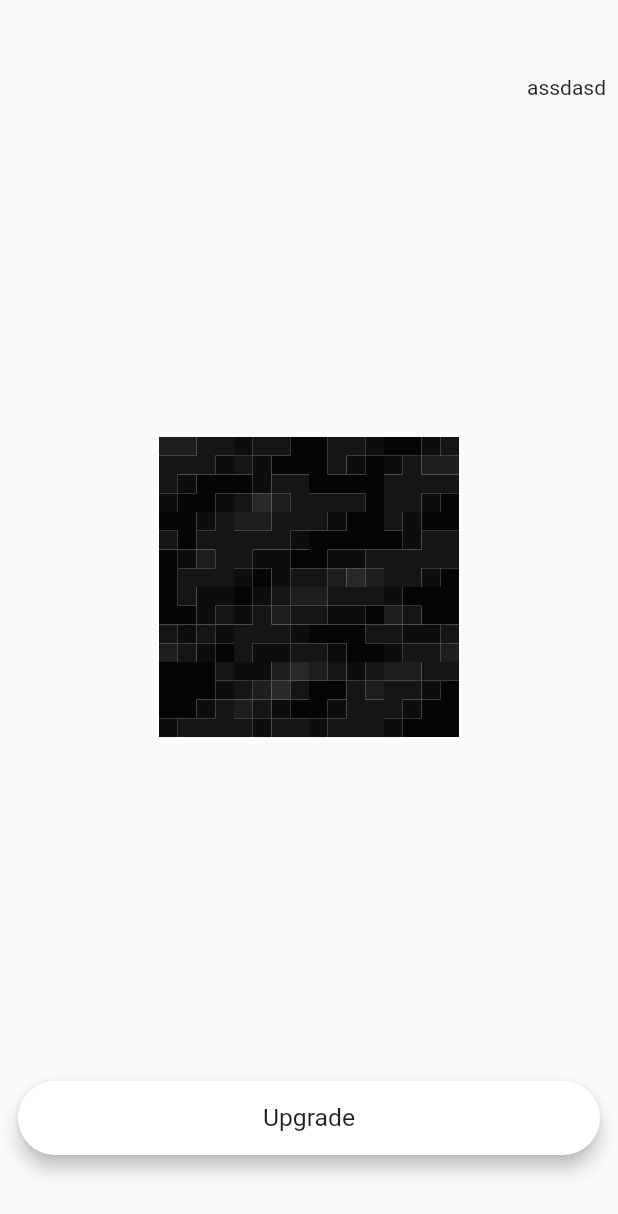
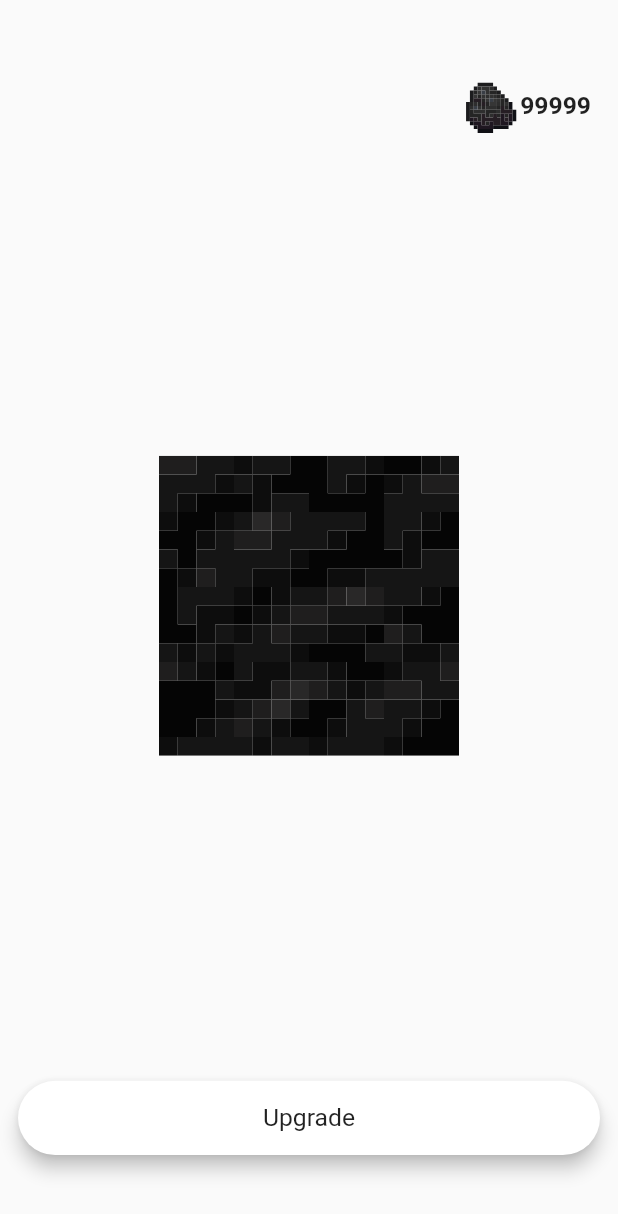
Before and after one commit to AltanBaysal/mine_clicker, a Flutter app: the screen it shows after launch, on a phone screen of 412 x 824 dp. Shown: the top 1214 px of the screen. Run offline on Flutter 3.47's test engine with Material 2 defaults, Android fonts, the phone set to English and light mode, and no system bars; our stand-ins replace flutter_svg, get_it.

Commit message:
Money Indicator Design Improved
Money Indicator Design Improved

```diff
--- a/lib/feature/game/view/widgets/money_indicator.dart
+++ b/lib/feature/game/view/widgets/money_indicator.dart
@@ -1,13 +1,36 @@
 import 'package:flutter/material.dart';
+import 'package:flutter_svg/flutter_svg.dart';
+import 'package:mine_clicker/core/constants/app_image_paths.dart';
+import 'package:mine_clicker/core/constants/theme/app_text_styles.dart';
+import 'package:mine_clicker/core/utils/screen_size.dart';
+
+import '../../../../core/init/injection_container.dart';
 
 class MoneyIndicator extends StatelessWidget {
   const MoneyIndicator({super.key});
 
   @override
   Widget build(BuildContext context) {
-    return const Align(
-      alignment: Alignment.topRight,
-      child: Text("assdasd"),
+    return Row(
+      mainAxisSize: MainAxisSize.max,
+      mainAxisAlignment: MainAxisAlignment.end,
+      children: [
+        SizedBox(
+          height: sl<ScreenSize>().getWidthPercent(.1),
+          width: sl<ScreenSize>().getWidthPercent(.1),
+          child: SvgPicture.asset(
+            AppImages.coalIngot,
+            fit: BoxFit.contain,
+          ),
+        ),
+        Text(
+          "99999",
+          style: AppTextStyles.body16SemiBold,
+        ),
+        const SizedBox(
+          width: 10,
+        ),
+      ],
     );
   }
 }
--- a/pubspec.yaml
+++ b/pubspec.yaml
@@ -29,4 +29,5 @@ flutter:
 
   assets:
     - assets/blocks/
+    - assets/items/
     - assets/tools/
```
